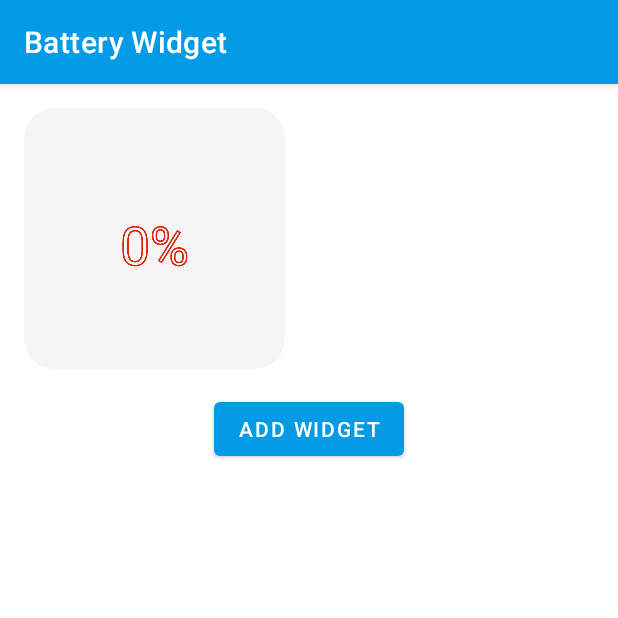
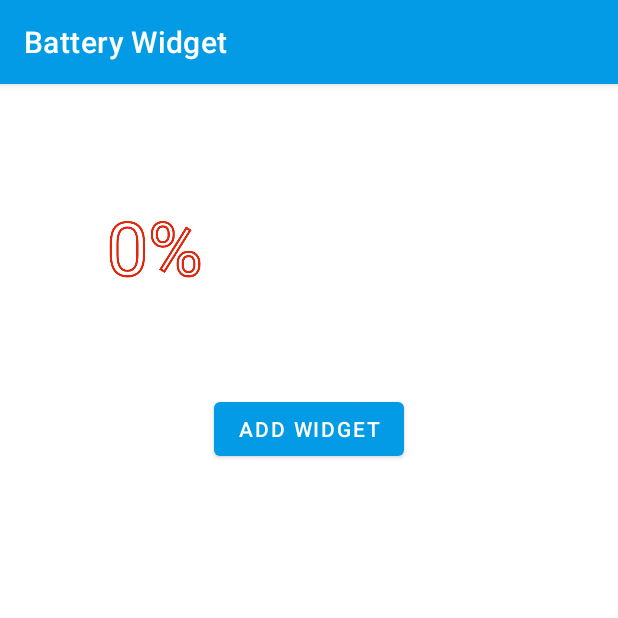
Before and after one commit to xckevin/AndroidBatteryWidget, an Android app: the screen it shows after launch (MainActivity), on a phone screen of 412 x 824 dp, the top half of it. Run offline under Robolectric (Android 15) with nearby library versions, the phone set to English and light mode, and no system bars; 4 statements that could not run were skipped.

Commit message:
ui change

```diff
--- a/app/build.gradle
+++ b/app/build.gradle
@@ -7,7 +7,7 @@ android {
 
     defaultConfig {
         applicationId "com.github.xckevin927.android.battery.widget"
-        minSdk 22
+        minSdk 21
         targetSdk 32
         versionCode 1
         versionName "1.0"
--- a/app/src/main/res/drawable-v21/app_widget_inner_view_background.xml
+++ b/app/src/main/res/drawable-v21/app_widget_inner_view_background.xml
@@ -7,5 +7,5 @@ appWidgetInnerRadius attribute value
 
     <corners android:radius="?attr/appWidgetInnerRadius" />
 <!--    <solid android:color="?android:attr/colorAccent" />-->
-    <solid android:color="#3ccc" />
+    <solid android:color="#afff" />
 </shape>
--- a/app/src/main/res/values/themes.xml
+++ b/app/src/main/res/values/themes.xml
@@ -27,7 +27,7 @@
 
     <style name="Theme.AndroidBatteryWidget.AppWidgetContainer" parent="Theme.AndroidBatteryWidget.AppWidgetContainerParent">
         <!-- Apply padding to avoid the content of the widget colliding with the rounded corners -->
-        <item name="appWidgetPadding">16dp</item>
+        <item name="appWidgetPadding">2dp</item>
         <item name="android:background">@android:color/transparent</item>
 
     </style>
```
